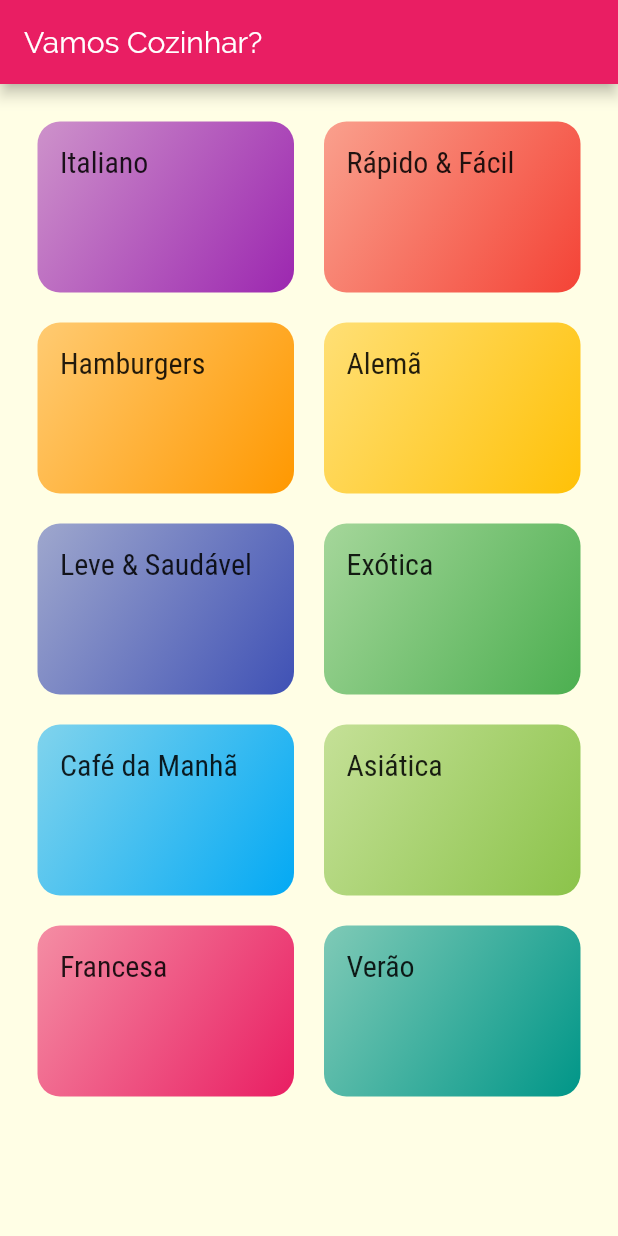
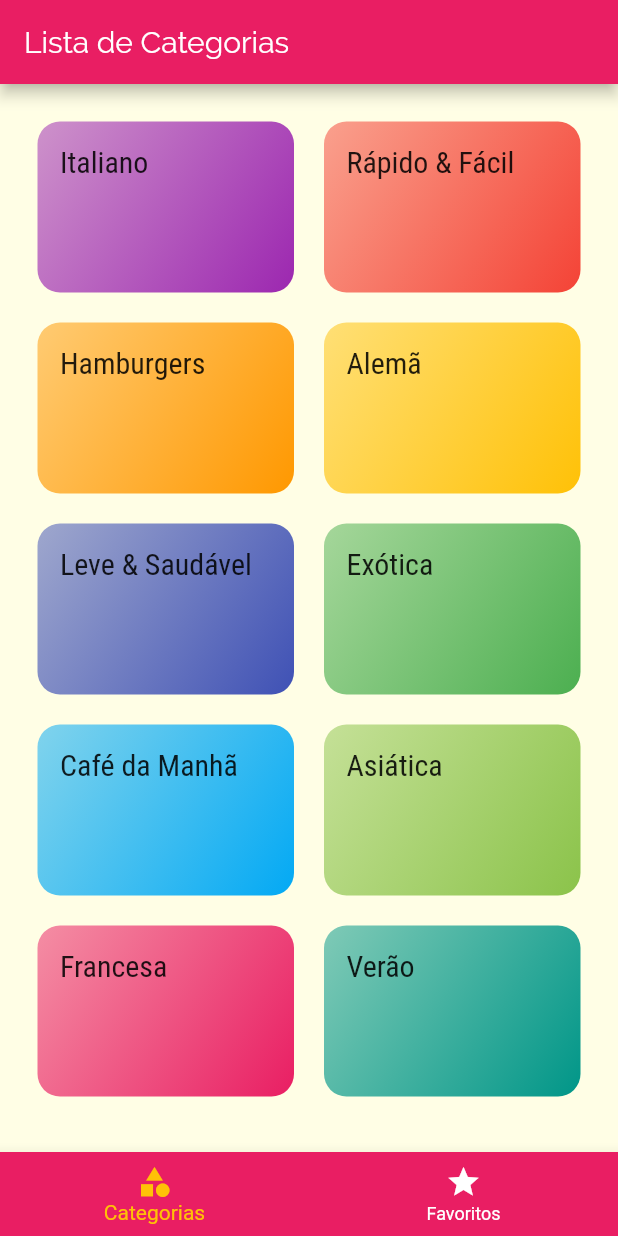
Before and after one commit to viniciusdds/Meals, a Flutter app: the screen it shows after launch, on a phone screen of 412 x 824 dp. Run offline on Flutter 3.47's test engine with Material 2 defaults, Android fonts, the phone set to English and light mode, and no system bars.

Commit message:
aula 197

```diff
--- a/lib/main.dart
+++ b/lib/main.dart
@@ -2,6 +2,7 @@ import 'package:flutter/material.dart';
 import 'package:meals/screens/categories_meals_screen.dart';
 import 'package:meals/screens/categories_screen.dart';
 import 'package:meals/screens/meal_detail_screen.dart';
+import 'package:meals/screens/tabs_screen.dart';
 import 'package:meals/utils/app_routes.dart';
 
 void main() => runApp(MyApp());
@@ -25,7 +26,7 @@ class MyApp extends StatelessWidget {
         ),
       ),
       routes: {
-        AppRoutes.HOME: (ctx) => CategoriesScreen(),
+        AppRoutes.HOME: (ctx) => TabsScreen(),
         AppRoutes.CATEGORIES_MEALS: (ctx) => CategoriesMealsScreen(),
         AppRoutes.MEAL_DETAIL: (ctx) => MealDetailScreen()
       },
--- a/lib/screens/categories_screen.dart
+++ b/lib/screens/categories_screen.dart
@@ -6,11 +6,7 @@ import 'package:meals/data/dummy_data.dart';
 class CategoriesScreen extends StatelessWidget {
   @override
   Widget build(BuildContext context) {
-    return Scaffold(
-      appBar: AppBar(
-        title: Text('Vamos Cozinhar?'),
-      ),
-      body: GridView(
+    return GridView(
         padding: const EdgeInsets.all(25),
         gridDelegate: SliverGridDelegateWithMaxCrossAxisExtent(
           maxCrossAxisExtent: 200,
@@ -21,7 +17,6 @@ class CategoriesScreen extends StatelessWidget {
         children: DUMMY_CATEGORIES.map((cat) {
           return CategoryItem(cat);
         }).toList(),
-      ),
-    );
+      );
   }
 }
--- /dev/null
+++ b/lib/screens/favorite_screen.dart
@@ -0,0 +1,10 @@
+import 'package:flutter/material.dart';
+
+class FavoriteScreen extends StatelessWidget {
+  @override
+  Widget build(BuildContext context) {
+    return Center(
+      child: Text('Minhas Refeições Favoritas!'),
+    );
+  }
+}
--- /dev/null
+++ b/lib/screens/tabs_screen.dart
@@ -0,0 +1,52 @@
+import 'package:flutter/material.dart';
+import 'package:meals/screens/categories_screen.dart';
+import 'package:meals/screens/favorite_screen.dart';
+
+class TabsScreen extends StatefulWidget {
+  @override
+  _TabsScreenState createState() => _TabsScreenState();
+}
+
+class _TabsScreenState extends State<TabsScreen> {
+
+  int _selectedScreenIndex = 0;
+  final List<Map<String, Object>> _screens  = [
+    {'title': 'Lista de Categorias' , 'screen': CategoriesScreen()},
+    {'title': 'Meus Favoritos', 'screen': FavoriteScreen()}
+  ];
+
+  _selectScreen(int index){
+    setState(() {
+      _selectedScreenIndex = index;
+    });
+  }
+
+  @override
+  Widget build(BuildContext context) {
+    return Scaffold(
+      appBar: AppBar(
+        title: Text(
+            _screens[_selectedScreenIndex]['title']
+        ),
+      ),
+      body: _screens[_selectedScreenIndex]['screen'],
+      bottomNavigationBar: BottomNavigationBar(
+        onTap: _selectScreen,
+        backgroundColor: Theme.of(context).primaryColor,
+        unselectedItemColor: Colors.white,
+        selectedItemColor: Theme.of(context).accentColor,
+        currentIndex: _selectedScreenIndex,
+        items: [
+          BottomNavigationBarItem(
+            icon: Icon(Icons.category),
+            label: 'Categorias'
+          ),
+          BottomNavigationBarItem(
+              icon: Icon(Icons.star),
+              label: 'Favoritos'
+          ),
+        ],
+      ),
+    );
+  }
+}
```
